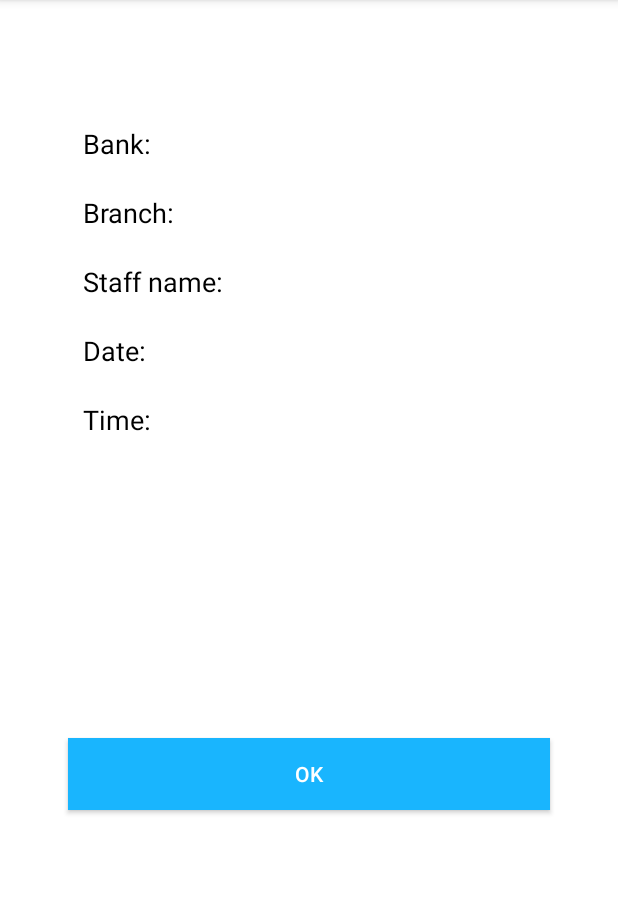
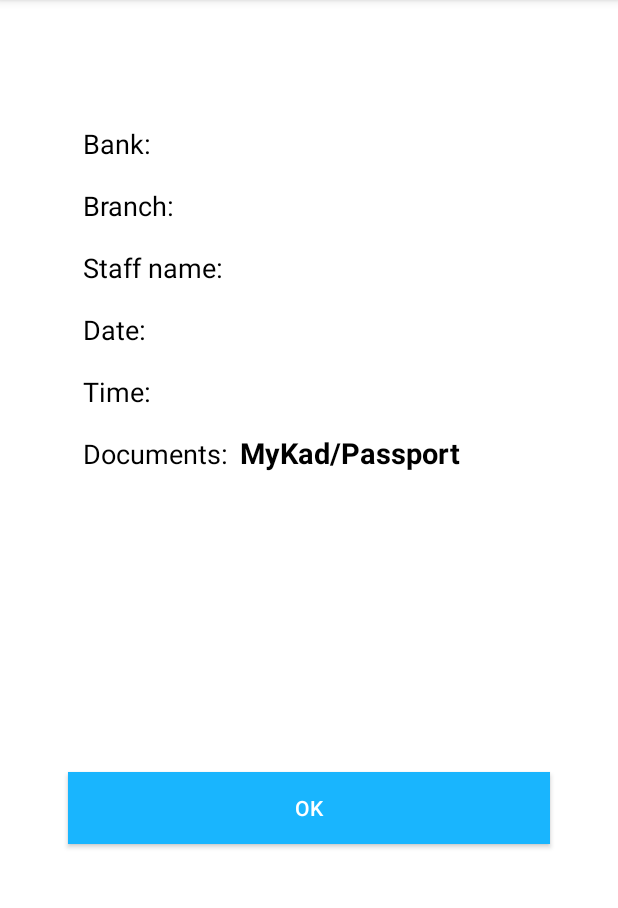
Before and after one commit to UmarAdkham/SignUp, an Android app: the DetailsOfAppointment screen opened directly, with no data from a screen before it, on a phone screen of 412 x 824 dp, the part 84-992 px from its top. Run offline under Robolectric (Android 15) with nearby library versions, the phone set to English and light mode, and no system bars; libraries missing offline, so code that uses them is left out: com.journeyapps.barcodescanner; 4 statements that could not run were skipped.

Commit message:
Display documents

```diff
--- a/app/src/main/AndroidManifest.xml
+++ b/app/src/main/AndroidManifest.xml
@@ -41,7 +41,7 @@
             android:theme="@style/AppTheme.RemoveActionBar" />
         <activity
             android:name=".SelectApplication"
-            android:parentActivityName=".LogInCustomer" />
+            android:parentActivityName=".BankSelect" />
         <activity
             android:name=".ApplicationDescription"
             android:label="Application Description"
@@ -57,7 +57,7 @@
         <activity
             android:name=".Appointment"
             android:label="Appointment"
-            android:parentActivityName=".Fields" />
+            android:parentActivityName=".ManualDesign" />
         <activity
             android:name=".SeeYou"
             android:label="Appointment Details"
--- a/app/src/main/java/com/example/umaradkhamov/signup/DetailsOfAppointment.java
+++ b/app/src/main/java/com/example/umaradkhamov/signup/DetailsOfAppointment.java
@@ -4,8 +4,10 @@ import android.content.Context;
 import android.content.Intent;
 import android.content.SharedPreferences;
 import android.graphics.Bitmap;
+import android.os.AsyncTask;
 import android.support.v7.app.AppCompatActivity;
 import android.os.Bundle;
+import android.util.Log;
 import android.view.MenuItem;
 import android.view.View;
 import android.widget.Button;
@@ -20,12 +22,29 @@ import com.google.zxing.WriterException;
 import com.google.zxing.common.BitMatrix;
 import com.journeyapps.barcodescanner.BarcodeEncoder;
 
+import org.json.JSONArray;
+import org.json.JSONException;
+import org.json.JSONObject;
+
+import java.io.BufferedReader;
+import java.io.BufferedWriter;
+import java.io.InputStreamReader;
+import java.io.OutputStream;
+import java.io.OutputStreamWriter;
+import java.net.HttpURLConnection;
+import java.net.URL;
+
+import javax.net.ssl.HttpsURLConnection;
+
 public class DetailsOfAppointment extends AppCompatActivity {
 
-    private String qrcode, appointmentID, bankName, branchName, staffName, serviceName, appointment_date, time_interval, username, password;
+    private String TAG = DetailsOfAppointment.class.getSimpleName();
+    private String qrcode, appointmentID, bankName, branchName, staffName, serviceName,
+            appointment_date, time_interval, username, password, hardcopies;
     private ImageView qrImage;
-    private TextView qrBankName, qrServiceName, qrBranchName, qrStaffName, qrDate, qrTime;
+    private TextView qrBankName, qrServiceName, qrBranchName, qrStaffName, qrDate, qrTime, qrHardcopy;
     private Button goHome;
+    private StringBuffer sb;
     @Override
     protected void onCreate(Bundle savedInstanceState) {
         super.onCreate(savedInstanceState);
@@ -58,6 +77,12 @@ public class DetailsOfAppointment extends AppCompatActivity {
         qrDate.setText(appointment_date);
         qrTime = (TextView) findViewById(R.id.qrTime);
         qrTime.setText(time_interval);
+        qrHardcopy = (TextView) findViewById(R.id.qrHardcopy);
+
+        //Execute get hardcopies
+        new DetailsOfAppointment.getHardcopies().execute();
+
+
 
 
 
@@ -93,15 +118,154 @@ public class DetailsOfAppointment extends AppCompatActivity {
         goHome.setOnClickListener(new View.OnClickListener() {
 
             public void onClick(View view) {
+                new DetailsOfAppointment.checkStatus().execute();
+            }
+        });
+    }
+
+    public class checkStatus extends AsyncTask<String, Void, String> {
+
+        protected void onPreExecute() {
+        }
+
+        protected String doInBackground(String... arg0) {
+
+            try {
+
+                URL url = new URL("http://" + IPContainer.IP + "/jrlu/checkStatus.php"); // here is your URL path
+
+
+                HttpURLConnection conn = (HttpURLConnection) url.openConnection();
+                conn.setReadTimeout(15000);
+                conn.setConnectTimeout(15000);
+                conn.setRequestMethod("POST");
+                conn.setDoInput(true);
+                conn.setDoOutput(true);
+
+                OutputStream os = conn.getOutputStream();
+                BufferedWriter writer = new BufferedWriter(
+                        new OutputStreamWriter(os, "UTF-8"));
+
+                writer.write("appointmentID=" + appointmentID);
+                writer.flush();
+                writer.close();
+                os.close();
+
+                int responseCode = conn.getResponseCode();
+
+                if (responseCode == HttpsURLConnection.HTTP_OK) {
+
+                    BufferedReader in = new BufferedReader(new
+                            InputStreamReader(
+                            conn.getInputStream()));
+
+                    sb = new StringBuffer("");
+                    String line = "";
+
+                    while ((line = in.readLine()) != null) {
+
+                        sb.append(line);
+                        break;
+                    }
+
+                    in.close();
+                    return sb.toString();
+
+                } else {
+                    return new String("false : " + responseCode);
+                }
+            } catch (Exception e) {
+                return new String("Exception: " + e.getMessage());
+            }
+
+        }
+
+        @Override
+        protected void onPostExecute(String result) {
+            if (sb.toString().equals("true")) {
+                Toast.makeText(getApplicationContext(), "You gained additional points for being on time. Thanks!", Toast.LENGTH_SHORT).show();
+                Intent intent = new Intent(DetailsOfAppointment.this, BankSelect.class);
+                intent.putExtra("intent_username", username);
+                intent.putExtra("intent_psw", password);
+                startActivity(intent);
+                finish();
+            } else {
+                //Toast.makeText(getApplicationContext(), "Not yet", Toast.LENGTH_SHORT).show();
                 Intent intent = new Intent(DetailsOfAppointment.this, BankSelect.class);
                 intent.putExtra("intent_username", username);
                 intent.putExtra("intent_psw", password);
                 startActivity(intent);
                 finish();
             }
-        });
+        }
     }
 
+    public class getHardcopies extends AsyncTask<String, Void, String> {
+
+        protected void onPreExecute() {
+        }
+
+        protected String doInBackground(String... arg0) {
+
+            try {
+
+                URL url = new URL("http://" + IPContainer.IP + "/jrlu/getHardcopies.php"); // here is your URL path
+
+
+                HttpURLConnection conn = (HttpURLConnection) url.openConnection();
+                conn.setReadTimeout(15000);
+                conn.setConnectTimeout(15000);
+                conn.setRequestMethod("POST");
+                conn.setDoInput(true);
+                conn.setDoOutput(true);
+
+                OutputStream os = conn.getOutputStream();
+                BufferedWriter writer = new BufferedWriter(
+                        new OutputStreamWriter(os, "UTF-8"));
+
+                writer.write("appointmentID=" + appointmentID);
+                writer.flush();
+                writer.close();
+                os.close();
+
+                int responseCode = conn.getResponseCode();
+
+                if (responseCode == HttpsURLConnection.HTTP_OK) {
+
+                    BufferedReader in = new BufferedReader(new
+                            InputStreamReader(
+                            conn.getInputStream()));
+
+                    sb = new StringBuffer("");
+                    String line = "";
+
+                    while ((line = in.readLine()) != null) {
+
+                        sb.append(line);
+                        break;
+                    }
+
+                    in.close();
+                    return sb.toString();
+
+                } else {
+                    return new String("false : " + responseCode);
+                }
+            } catch (Exception e) {
+                return new String("Exception: " + e.getMessage());
+            }
+
+        }
+
+        @Override
+        protected void onPostExecute(String result) {
+            if (!sb.toString().equals("false")) {
+                qrHardcopy.setText(sb.toString());
+            } else {
+                Toast.makeText(getApplicationContext(), "Failed to get hardcopies", Toast.LENGTH_SHORT).show();
+            }
+        }
+    }
     @Override
     public boolean onOptionsItemSelected(MenuItem item) {
         switch (item.getItemId()) {
--- a/app/src/main/java/com/example/umaradkhamov/signup/IPContainer.java
+++ b/app/src/main/java/com/example/umaradkhamov/signup/IPContainer.java
@@ -20,7 +20,7 @@ import java.net.URL;
 import javax.net.ssl.HttpsURLConnection;
 
 public class IPContainer extends AppCompatActivity {
-    static String IP = "10.125.192.85";
+    static String IP = "192.168.0.173";
 
     @Override
     protected void onCreate(Bundle savedInstanceState) {
--- a/app/src/main/res/layout/appointment_select.xml
+++ b/app/src/main/res/layout/appointment_select.xml
@@ -5,7 +5,7 @@
     android:layout_height="match_parent"
     android:paddingBottom="13dp"
     android:paddingTop="13dp"
-    android:background="#fbfcf4"
+    android:background="@color/colorWhite"
     >
 
     <TextView
--- a/app/src/main/res/layout/details_of_appointment.xml
+++ b/app/src/main/res/layout/details_of_appointment.xml
@@ -36,7 +36,7 @@
             android:layout_width="match_parent"
             android:layout_height="wrap_content"
             android:orientation="horizontal"
-            android:layout_marginBottom="20dp">
+            android:layout_marginBottom="15dp">
                 <TextView
                     android:id="@+id/a"
                     android:layout_width="wrap_content"
@@ -62,7 +62,7 @@
                 android:layout_width="match_parent"
                 android:layout_height="wrap_content"
                 android:orientation="horizontal"
-                android:layout_marginBottom="20dp">
+                android:layout_marginBottom="15dp">
                 <TextView
                     android:id="@+id/e"
                     android:layout_width="wrap_content"
@@ -88,7 +88,7 @@
                 android:layout_width="match_parent"
                 android:layout_height="wrap_content"
                 android:orientation="horizontal"
-                android:layout_marginBottom="20dp">
+                android:layout_marginBottom="15dp">
                 <TextView
                     android:id="@+id/f"
                     android:layout_width="wrap_content"
@@ -114,7 +114,7 @@
                 android:layout_width="match_parent"
                 android:layout_height="wrap_content"
                 android:orientation="horizontal"
-                android:layout_marginBottom="20dp">
+                android:layout_marginBottom="15dp">
                 <TextView
                     android:id="@+id/b"
                     android:layout_width="wrap_content"
@@ -139,7 +139,8 @@
             <LinearLayout
                 android:layout_width="match_parent"
                 android:layout_height="wrap_content"
-                android:orientation="horizontal">
+                android:orientation="horizontal"
+                android:layout_marginBottom="15dp">
                 <TextView
                     android:id="@+id/c"
                     android:layout_width="wrap_content"
@@ -160,6 +161,32 @@
                     android:textStyle="bold"/>
 
             </LinearLayout>
+
+            <LinearLayout
+                android:layout_width="match_parent"
+                android:layout_height="wrap_content"
+                android:orientation="horizontal">
+                <TextView
+                    android:id="@+id/z"
+                    android:layout_width="wrap_content"
+                    android:layout_height="wrap_content"
+                    android:layout_marginLeft="10dp"
+                    android:textColor="@color/colorBlack"
+                    android:textSize="18sp"
+                    android:text="Documents:" />
+
+                <TextView
+                    android:id="@+id/qrHardcopy"
+                    android:layout_width="wrap_content"
+                    android:layout_height="wrap_content"
+                    android:layout_marginLeft="8dp"
+                    android:textColor="@color/colorBlack"
+                    android:textSize="19sp"
+                    android:text="MyKad/Passport"
+                    android:textStyle="bold"/>
+
+            </LinearLayout>
+
             <ImageView
                 android:id="@+id/qrImage"
                 android:layout_width="match_parent"
```
